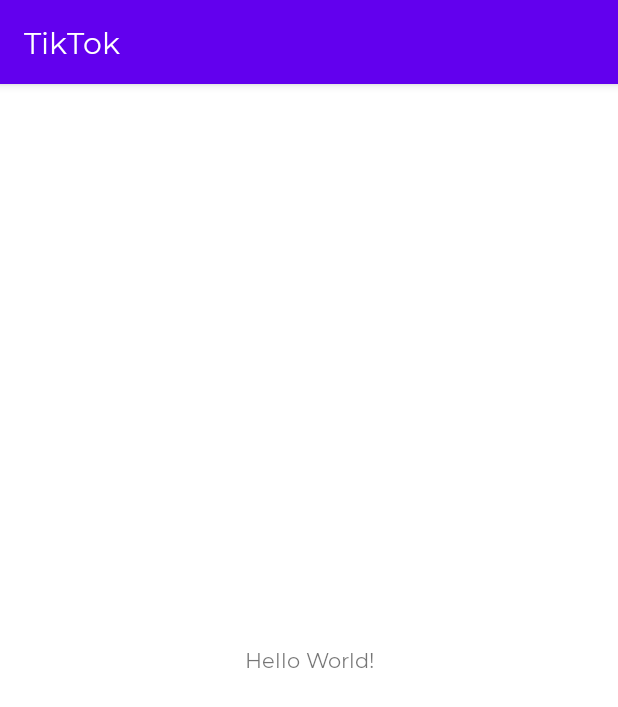
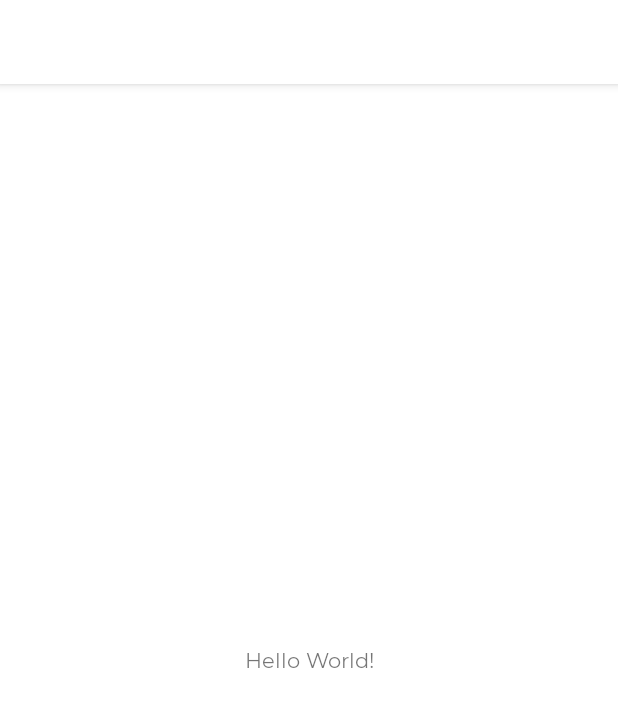
Before and after one commit to PhongHuynh93/TikTok, an Android app: the screen it shows after launch (MainActivity), on a phone screen of 412 x 824 dp. Shown: the top 707 px of the screen. Run offline under Robolectric (Android 15) with nearby library versions, the phone set to English and light mode, and no system bars.

Commit message:
Create theme

```diff
--- a/app/src/main/res/values/themes.xml
+++ b/app/src/main/res/values/themes.xml
@@ -2,8 +2,8 @@
     <!-- Base application theme. -->
     <style name="Theme.TikTok" parent="Theme.MaterialComponents.DayNight.DarkActionBar">
         <!-- Primary brand color. -->
-        <item name="colorPrimary">@color/purple_500</item>
-        <item name="colorPrimaryVariant">@color/purple_700</item>
+        <item name="colorPrimary">@color/white</item>
+        <item name="colorPrimaryVariant">@color/black</item>
         <item name="colorOnPrimary">@color/white</item>
         <!-- Secondary brand color. -->
         <item name="colorSecondary">@color/teal_200</item>
```
